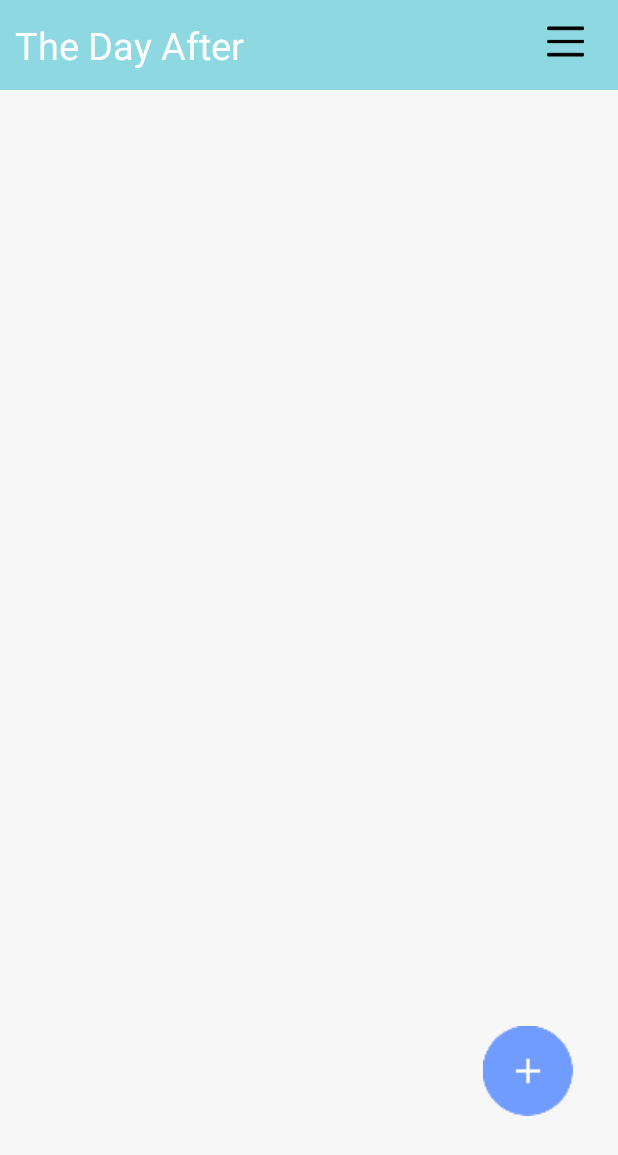
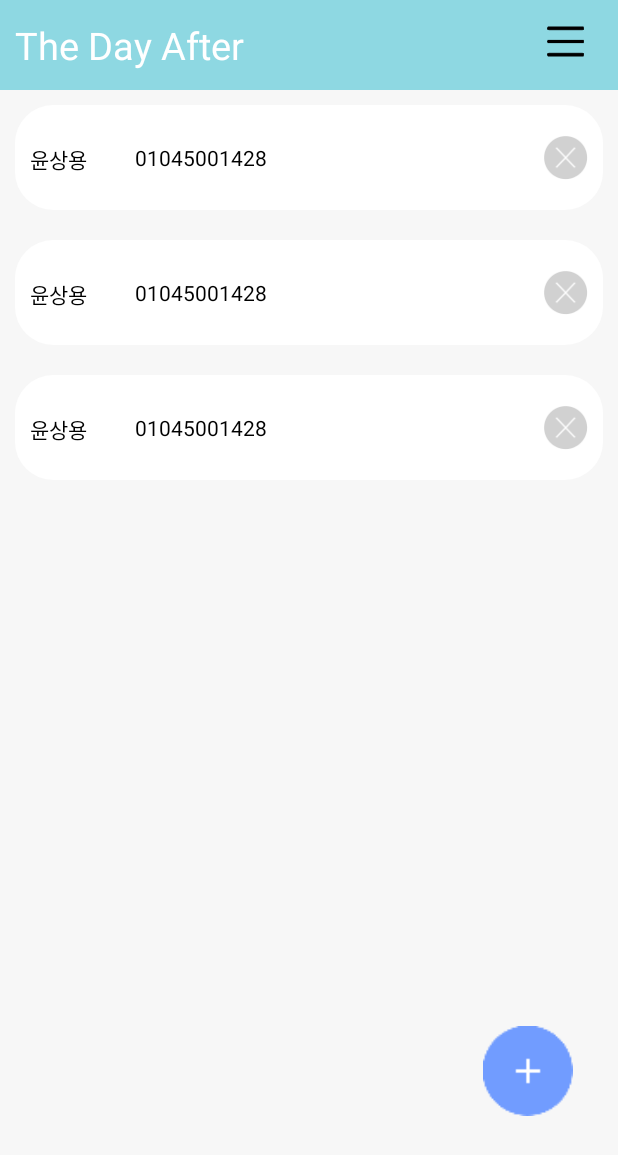
Before and after one commit to boidmy/MyWidget, an Android app: the layout activity_user.xml on its own in the app's theme, with its tools: preview values and no code run, on a phone screen of 412 x 824 dp. Shown: the top 1155 px of the screen. Run offline under Robolectric (Android 15) with nearby library versions, the phone set to English and light mode, and no system bars.

Commit message:
소스정리

```diff
--- a/app/src/main/java/com/mywidget/view/MainActivity.kt
+++ b/app/src/main/java/com/mywidget/view/MainActivity.kt
@@ -41,7 +41,8 @@ import kotlinx.android.synthetic.main.memo_dialog.view.*
 import java.util.*
 
 
-class MainActivity : BaseActivity<MainViewModel, DrawerlayoutMainBinding>(), NavigationView.OnNavigationItemSelectedListener {
+class MainActivity : BaseActivity<MainViewModel, DrawerlayoutMainBinding>()
+    , NavigationView.OnNavigationItemSelectedListener {
 
     private var alertDialog: AlertDialog.Builder? = null
     private lateinit var alert: AlertDialog
@@ -131,7 +132,6 @@ class MainActivity : BaseActivity<MainViewModel, DrawerlayoutMainBinding>(), Nav
             binding.drawerLayout.closeDrawer(GravityCompat.START)
             return
         }
-
         backPressAppFinish?.onBackPressed()
     }
 
--- a/app/src/main/res/layout/activity_user.xml
+++ b/app/src/main/res/layout/activity_user.xml
@@ -26,9 +26,10 @@
             android:layout_width="match_parent"
             android:layout_height="wrap_content"
             app:items="@{viewModel.data}"
-            app:layout_constraintTop_toBottomOf="@+id/title_container">
-
-        </androidx.recyclerview.widget.RecyclerView>
+            app:layoutManager="androidx.recyclerview.widget.LinearLayoutManager"
+            android:orientation="vertical"
+            tools:listitem="@layout/user_rv_item"
+            app:layout_constraintTop_toBottomOf="@+id/title_container"/>
 
         <ImageView
             android:id="@+id/add_txt"
--- a/app/src/main/res/layout/user_rv_item.xml
+++ b/app/src/main/res/layout/user_rv_item.xml
@@ -1,8 +1,19 @@
 <?xml version="1.0" encoding="utf-8"?>
-<androidx.constraintlayout.widget.ConstraintLayout
+<layout
     xmlns:android="http://schemas.android.com/apk/res/android"
     xmlns:tools="http://schemas.android.com/tools"
-           xmlns:app="http://schemas.android.com/apk/res-auto"
+    xmlns:app="http://schemas.android.com/apk/res-auto">
+
+    <data>
+        <variable
+            name="viewModel"
+            type="com.mywidget.viewModel.UserViewModel" />
+
+        <variable
+            name="position"
+            type="Integer" />
+    </data>
+    <androidx.constraintlayout.widget.ConstraintLayout
        android:orientation="horizontal"
        android:layout_width="match_parent"
        android:layout_height="70dp"
@@ -17,6 +28,7 @@
             android:layout_width="70dp"
             android:layout_height="20dp"
             android:textColor="#000000"
+            android:text="@{viewModel.data.get(position).name}"
             app:layout_constraintLeft_toLeftOf="parent"
             app:layout_constraintTop_toTopOf="parent"
             app:layout_constraintBottom_toBottomOf="parent"
@@ -27,11 +39,12 @@
             android:id="@+id/user_phone"
             android:layout_width="wrap_content"
             android:layout_height="20dp"
+            android:text="@{viewModel.data.get(position).number}"
+            android:textColor="#000000"
+            tools:text="01045001428"
             app:layout_constraintLeft_toRightOf="@+id/user_name"
             app:layout_constraintTop_toTopOf="parent"
-            app:layout_constraintBottom_toBottomOf="parent"
-            android:textColor="#000000"
-            tools:text="01045001428"/>
+            app:layout_constraintBottom_toBottomOf="parent" />
 
         <Button
             android:id="@+id/delete_btn"
@@ -45,3 +58,5 @@
             android:background="@drawable/memo_remove"
             android:layout_marginRight="10dp"/>
     </androidx.constraintlayout.widget.ConstraintLayout>
+
+</layout>
```
Also changed, not shown: app/src/main/java/com/mywidget/adapter/UserAdapter.kt (+16 -30 lines), app/src/main/java/com/mywidget/view/UserActivity.kt (+3 -10 lines), app/src/main/java/com/mywidget/viewModel/UserViewModel.kt (+8 -4 lines). Lines whose indentation alone changed are shown as unchanged.
